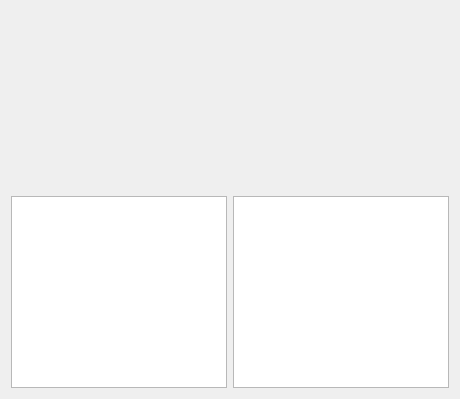
Above: ui/base_ui/InvertionWidget.ui from Ya-Varvara/Normalization before the change. Below: the same form after it.
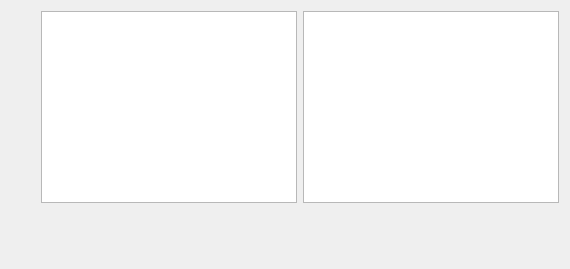
That is the form after the change.

Commit message: Изменен ui

Diff of the .ui file:
```diff
--- a/ui/base_ui/InvertionWidget.ui
+++ b/ui/base_ui/InvertionWidget.ui
@@ -6,14 +6,14 @@
    <rect>
     <x>0</x>
     <y>0</y>
-    <width>460</width>
-    <height>399</height>
+    <width>570</width>
+    <height>269</height>
    </rect>
   </property>
   <property name="windowTitle">
    <string>Form</string>
   </property>
-  <layout class="QVBoxLayout" name="verticalLayout">
+  <layout class="QHBoxLayout" name="horizontalLayout">
    <item>
     <widget class="QStackedWidget" name="stackedWidget">
      <widget class="QWidget" name="page"/>
@@ -21,13 +21,26 @@
     </widget>
    </item>
    <item>
-    <layout class="QHBoxLayout" name="horizontalLayout">
-     <item>
-      <widget class="QPlainTextEdit" name="plainTextEdit"/>
-     </item>
-     <item>
+    <layout class="QGridLayout" name="gridLayout">
+     <item row="0" column="1">
       <widget class="QTableWidget" name="tableWidget"/>
      </item>
+     <item row="0" column="0">
+      <widget class="QPlainTextEdit" name="plainTextEdit"/>
+     </item>
+     <item row="1" column="1">
+      <spacer name="verticalSpacer">
+       <property name="orientation">
+        <enum>Qt::Vertical</enum>
+       </property>
+       <property name="sizeHint" stdset="0">
+        <size>
+         <width>20</width>
+         <height>40</height>
+        </size>
+       </property>
+      </spacer>
+     </item>
     </layout>
    </item>
   </layout>
```
The commit also changes 1 other file.
